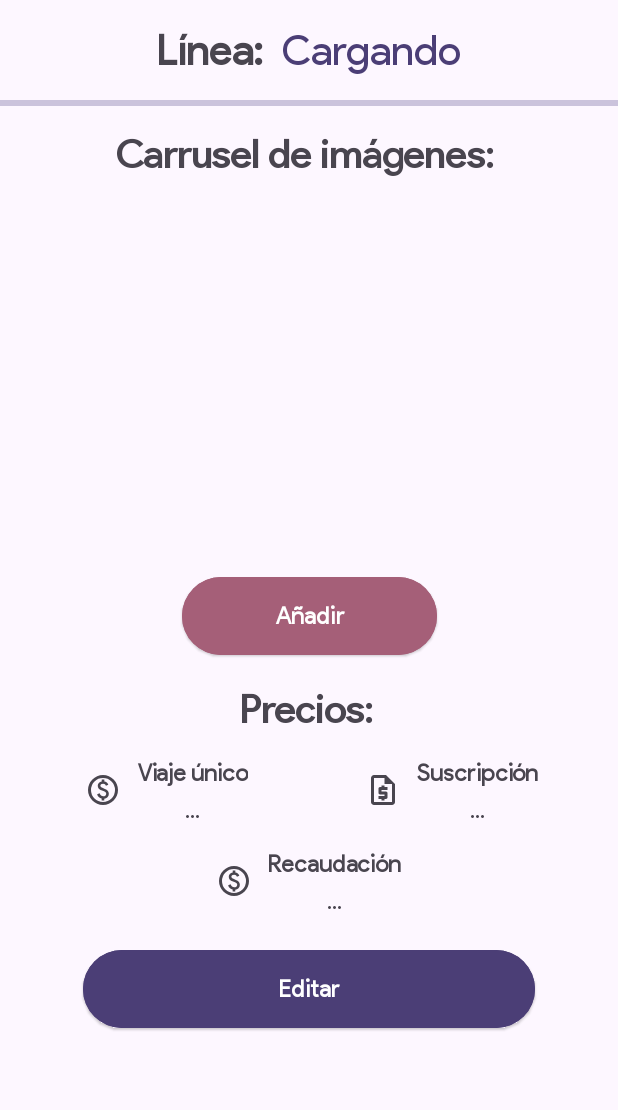
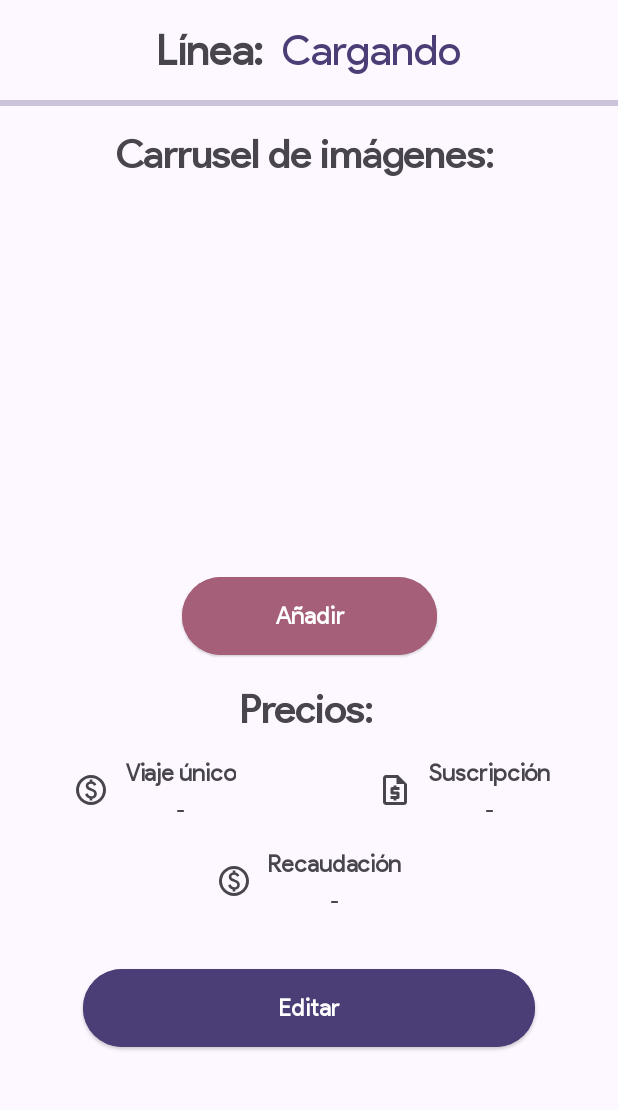
Before and after one commit to GabrielTalledo/Lab7_20211755, an Android app: the layout activity_edit.xml on its own in the app's theme, with its tools: preview values and no code run, on a phone screen of 412 x 824 dp, the part 120-1230 px from its top. Run offline under Robolectric (Android 15) with nearby library versions, the phone set to English and light mode, and no system bars.

Commit message:
feat: Segunda tanda de arreglitos

```diff
--- a/app/src/main/java/com/example/subeteya/Activities/EmpresaActivity.java
+++ b/app/src/main/java/com/example/subeteya/Activities/EmpresaActivity.java
@@ -110,7 +110,6 @@ public class EmpresaActivity extends AppCompatActivity implements BottomNavigati
 
     @Override
     public boolean onNavigationItemSelected(@NonNull MenuItem item){
-
         return true;
     }
 }
--- a/app/src/main/java/com/example/subeteya/Beans/Usuario.java
+++ b/app/src/main/java/com/example/subeteya/Beans/Usuario.java
@@ -153,7 +153,7 @@ public class Usuario implements Serializable {
     }
 
     public void setSaldo(Double saldo) {
-        this.saldo = saldo;
+        this.saldo = Double.parseDouble(String.format("%.1f",saldo));
     }
 
     public String getUid() {
--- a/app/src/main/res/layout/activity_details.xml
+++ b/app/src/main/res/layout/activity_details.xml
@@ -270,7 +270,7 @@
                             android:layout_marginTop="6dp"
                             android:layout_weight="1"
                             android:gravity="center"
-                            android:text="..." />
+                            android:text="-" />
                     </LinearLayout>
 
                 </LinearLayout>
@@ -315,7 +315,7 @@
                             android:layout_marginTop="6dp"
                             android:layout_weight="1"
                             android:gravity="center"
-                            android:text="..." />
+                            android:text="-" />
                     </LinearLayout>
 
                 </LinearLayout>
--- a/app/src/main/res/layout/activity_edit.xml
+++ b/app/src/main/res/layout/activity_edit.xml
@@ -4,22 +4,17 @@
     xmlns:tools="http://schemas.android.com/tools"
     android:id="@+id/main"
     android:layout_width="match_parent"
-    android:layout_height="wrap_content"
+    android:layout_height="match_parent"
     tools:context=".Activities.EditActivity">
-
-    <ScrollView
-        android:layout_width="match_parent"
-        android:layout_height="match_parent">
 
     <androidx.constraintlayout.widget.ConstraintLayout
         android:layout_width="match_parent"
-            android:layout_height="wrap_content"
-            app:layout_constraintBottom_toTopOf="parent"
+        android:layout_height="match_parent"
+        app:layout_constraintBottom_toBottomOf="parent"
         app:layout_constraintEnd_toEndOf="parent"
         app:layout_constraintHorizontal_bias="0.0"
         app:layout_constraintStart_toStartOf="parent"
-            app:layout_constraintTop_toTopOf="parent"
-            app:layout_constraintVertical_bias="0.021">
+        app:layout_constraintTop_toTopOf="parent">
 
         <LinearLayout
             android:id="@+id/layout_titulo"
@@ -96,18 +91,28 @@
 
         </LinearLayout>
 
+        <ScrollView
+            android:layout_width="match_parent"
+            android:layout_height="0dp"
+            app:layout_constraintTop_toBottomOf="@id/layout_titulo"
+            app:layout_constraintBottom_toBottomOf="parent"
+            app:layout_constraintEnd_toEndOf="parent"
+            app:layout_constraintStart_toStartOf="parent">
+
+            <androidx.constraintlayout.widget.ConstraintLayout
+                android:layout_width="match_parent"
+                android:layout_height="wrap_content">
+
                 <LinearLayout
                     android:id="@+id/layout_aux"
                     android:layout_width="0dp"
                     android:layout_height="wrap_content"
-                android:layout_marginStart="16dp"
                     android:layout_marginTop="16dp"
-                android:layout_marginEnd="16dp"
                     android:gravity="center"
                     android:orientation="horizontal"
                     app:layout_constraintEnd_toEndOf="parent"
                     app:layout_constraintStart_toStartOf="parent"
-                app:layout_constraintTop_toBottomOf="@+id/layout_titulo">
+                    app:layout_constraintTop_toTopOf="parent">
 
                     <TextView
                         android:id="@+id/text_welcome"
@@ -143,20 +148,18 @@
                     android:layout_marginTop="16dp"
                     android:background="@color/md_theme_secondaryFixedDim"
                     android:orientation="horizontal"
+                    app:layout_constraintEnd_toEndOf="parent"
+                    app:layout_constraintStart_toStartOf="parent"
                     app:layout_constraintTop_toBottomOf="@+id/layout_aux"></LinearLayout>
-
 
                 <LinearLayout
                     android:id="@+id/layout_aux3"
                     android:layout_width="0dp"
                     android:layout_height="wrap_content"
-                android:layout_marginStart="16dp"
                     android:layout_marginTop="16dp"
-                android:layout_marginEnd="16dp"
                     android:gravity="center"
                     android:orientation="horizontal"
                     app:layout_constraintEnd_toEndOf="parent"
-                app:layout_constraintHorizontal_bias="0.0"
                     app:layout_constraintStart_toStartOf="parent"
                     app:layout_constraintTop_toBottomOf="@+id/adorno1">
 
@@ -178,17 +181,13 @@
                     android:id="@+id/rv_carrusel_bus"
                     android:layout_width="match_parent"
                     android:layout_height="230dp"
-                android:layout_marginStart="16dp"
                     android:layout_marginTop="16dp"
-                android:layout_marginEnd="16dp"
                     android:orientation="horizontal"
                     app:layoutManager="com.google.android.material.carousel.CarouselLayoutManager"
-                app:layout_constraintEnd_toEndOf="parent"
-                app:layout_constraintStart_toStartOf="parent"
-                app:layout_constraintTop_toBottomOf="@+id/layout_aux3">
+                    app:layout_constraintTop_toBottomOf="@+id/layout_aux3"
+                    tools:layout_editor_absoluteX="16dp">
 
                 </androidx.recyclerview.widget.RecyclerView>
-
 
                 <Button
                     android:id="@+id/btn_nueva_foto_bus"
@@ -199,10 +198,10 @@
                     android:layout_marginTop="16dp"
                     android:backgroundTint="@color/md_theme_tertiaryContainer_mediumContrast"
                     android:padding="0dp"
+
                     android:text="Añadir"
                     android:textColor="@color/md_theme_onTertiary_mediumContrast"
                     android:textSize="16sp"
-
                     android:textStyle="bold"
                     app:iconGravity="textStart"
                     app:iconTint="@color/md_theme_background"
@@ -213,15 +212,12 @@
 
                 <LinearLayout
                     android:id="@+id/layout_aux2"
-                android:layout_width="0dp"
+                    android:layout_width="wrap_content"
                     android:layout_height="wrap_content"
-                android:layout_marginStart="16dp"
                     android:layout_marginTop="16dp"
-                android:layout_marginEnd="16dp"
                     android:gravity="center"
                     android:orientation="horizontal"
                     app:layout_constraintEnd_toEndOf="parent"
-                app:layout_constraintHorizontal_bias="0.0"
                     app:layout_constraintStart_toStartOf="parent"
                     app:layout_constraintTop_toBottomOf="@+id/btn_nueva_foto_bus">
 
@@ -242,15 +238,11 @@
                     android:id="@+id/layout_aux4"
                     android:layout_width="match_parent"
                     android:layout_height="wrap_content"
-                android:layout_marginStart="16dp"
                     android:layout_marginTop="16dp"
-                android:layout_marginEnd="16dp"
                     android:gravity="center"
                     android:orientation="horizontal"
-                app:layout_constraintEnd_toEndOf="parent"
-                app:layout_constraintHorizontal_bias="0.0"
-                app:layout_constraintStart_toStartOf="parent"
-                app:layout_constraintTop_toBottomOf="@+id/layout_aux2">
+                    app:layout_constraintTop_toBottomOf="@+id/layout_aux2"
+                    tools:layout_editor_absoluteX="16dp">
 
                     <LinearLayout
                         android:layout_width="match_parent"
@@ -292,7 +284,7 @@
                                 android:layout_marginTop="6dp"
                                 android:layout_weight="1"
                                 android:gravity="center"
-                            android:text="..." />
+                                android:text="-" />
                         </LinearLayout>
 
                     </LinearLayout>
@@ -337,7 +329,7 @@
                                 android:layout_marginTop="6dp"
                                 android:layout_weight="1"
                                 android:gravity="center"
-                            android:text="..." />
+                                android:text="-" />
                         </LinearLayout>
 
                     </LinearLayout>
@@ -347,15 +339,12 @@
 
                 <LinearLayout
                     android:id="@+id/layout_audx2"
-                android:layout_width="0dp"
+                    android:layout_width="wrap_content"
                     android:layout_height="wrap_content"
-                android:layout_marginStart="16dp"
                     android:layout_marginTop="16dp"
-                android:layout_marginEnd="16dp"
                     android:gravity="center"
                     android:orientation="horizontal"
                     app:layout_constraintEnd_toEndOf="parent"
-                app:layout_constraintHorizontal_bias="0.0"
                     app:layout_constraintStart_toStartOf="parent"
                     app:layout_constraintTop_toBottomOf="@+id/layout_aux4">
 
@@ -393,7 +382,7 @@
                             android:layout_marginTop="6dp"
                             android:layout_weight="1"
                             android:gravity="center"
-                        android:text="..." />
+                            android:text="-" />
                     </LinearLayout>
 
                 </LinearLayout>
@@ -404,7 +393,7 @@
                     android:layout_width="match_parent"
                     android:layout_height="60dp"
                     android:layout_marginHorizontal="55dp"
-                android:layout_marginTop="80dp"
+                    android:layout_marginTop="32dp"
                     android:layout_marginBottom="32dp"
                     android:backgroundTint="@color/md_theme_onPrimaryFixedVariant"
                     android:padding="0dp"
@@ -417,10 +406,12 @@
                     app:layout_constraintBottom_toBottomOf="parent"
                     app:layout_constraintEnd_toEndOf="parent"
                     app:layout_constraintStart_toStartOf="parent"
-                app:layout_constraintTop_toBottomOf="@+id/layout_aux4"
+                    app:layout_constraintTop_toBottomOf="@+id/layout_audx2"
                     app:rippleColor="@color/md_theme_background_mediumContrast" />
-
             </androidx.constraintlayout.widget.ConstraintLayout>
         </ScrollView>
 
+
     </androidx.constraintlayout.widget.ConstraintLayout>
+
+</androidx.constraintlayout.widget.ConstraintLayout>
```
Also changed, not shown: app/src/main/java/com/example/subeteya/Activities/DetailsActivity.java (+3 -5 lines), app/src/main/java/com/example/subeteya/Activities/EditActivity.java (+64 -17 lines), app/src/main/java/com/example/subeteya/Activities/LoginActivity.java (+17 -6 lines), app/src/main/java/com/example/subeteya/Fragments/LecturaQrFragment.java (+15 -10 lines), app/src/main/res/layout/activity_empresa.xml (+23 -9 lines), app/src/main/res/layout/fragment_lectura_qr.xml (+5 -5 lines), app/src/main/res/layout/fragment_linea_bus.xml (+16 -6 lines), app/src/main/res/layout/item_foto_carrusel.xml (+8 -3 lines). Lines whose indentation alone changed are shown as unchanged.
